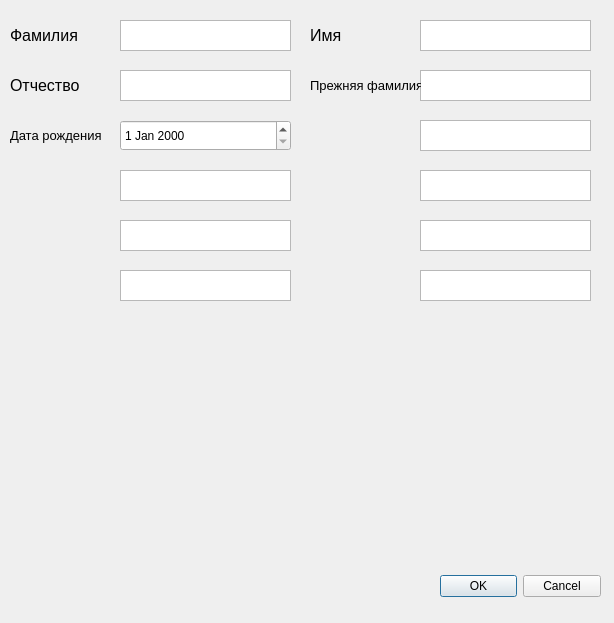
First picture: the form in form.ui, repository Kylich/AHvisa, before the edit.
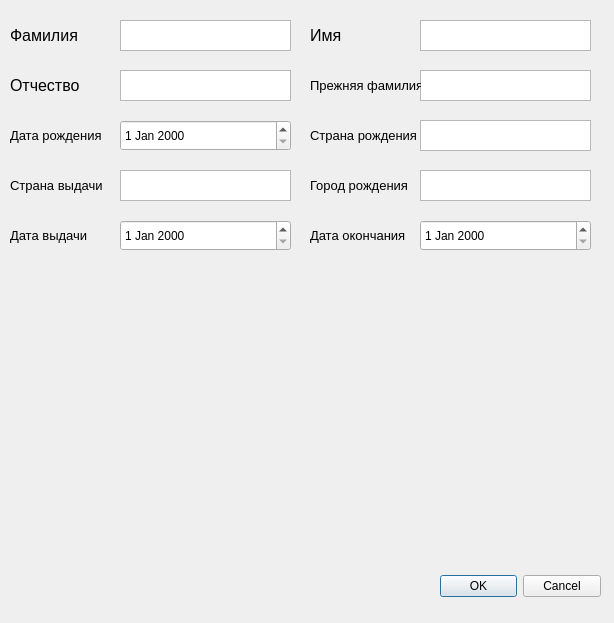
Second picture: the form after the edit.

```diff
--- a/form.ui
+++ b/form.ui
@@ -99,46 +99,6 @@
     </rect>
    </property>
   </widget>
-  <widget class="QTextBrowser" name="textBrowser_9">
-   <property name="geometry">
-    <rect>
-     <x>120</x>
-     <y>220</y>
-     <width>171</width>
-     <height>31</height>
-    </rect>
-   </property>
-  </widget>
-  <widget class="QTextBrowser" name="textBrowser_10">
-   <property name="geometry">
-    <rect>
-     <x>420</x>
-     <y>220</y>
-     <width>171</width>
-     <height>31</height>
-    </rect>
-   </property>
-  </widget>
-  <widget class="QTextBrowser" name="textBrowser_11">
-   <property name="geometry">
-    <rect>
-     <x>420</x>
-     <y>270</y>
-     <width>171</width>
-     <height>31</height>
-    </rect>
-   </property>
-  </widget>
-  <widget class="QTextBrowser" name="textBrowser_12">
-   <property name="geometry">
-    <rect>
-     <x>120</x>
-     <y>270</y>
-     <width>171</width>
-     <height>31</height>
-    </rect>
-   </property>
-  </widget>
   <widget class="QLabel" name="label_7">
    <property name="geometry">
     <rect>
@@ -239,6 +199,116 @@
     <string>Дата рождения</string>
    </property>
   </widget>
+  <widget class="QLabel" name="label_12">
+   <property name="geometry">
+    <rect>
+     <x>10</x>
+     <y>170</y>
+     <width>111</width>
+     <height>31</height>
+    </rect>
+   </property>
+   <property name="font">
+    <font>
+     <pointsize>10</pointsize>
+    </font>
+   </property>
+   <property name="text">
+    <string>Страна выдачи</string>
+   </property>
+  </widget>
+  <widget class="QLabel" name="label_13">
+   <property name="geometry">
+    <rect>
+     <x>10</x>
+     <y>220</y>
+     <width>111</width>
+     <height>31</height>
+    </rect>
+   </property>
+   <property name="font">
+    <font>
+     <pointsize>10</pointsize>
+    </font>
+   </property>
+   <property name="text">
+    <string>Дата выдачи</string>
+   </property>
+  </widget>
+  <widget class="QLabel" name="label_15">
+   <property name="geometry">
+    <rect>
+     <x>310</x>
+     <y>220</y>
+     <width>111</width>
+     <height>31</height>
+    </rect>
+   </property>
+   <property name="font">
+    <font>
+     <pointsize>10</pointsize>
+    </font>
+   </property>
+   <property name="text">
+    <string>Дата окончания</string>
+   </property>
+  </widget>
+  <widget class="QDateEdit" name="dateEdit_2">
+   <property name="geometry">
+    <rect>
+     <x>120</x>
+     <y>220</y>
+     <width>171</width>
+     <height>31</height>
+    </rect>
+   </property>
+  </widget>
+  <widget class="QDateEdit" name="dateEdit_4">
+   <property name="geometry">
+    <rect>
+     <x>420</x>
+     <y>220</y>
+     <width>171</width>
+     <height>31</height>
+    </rect>
+   </property>
+  </widget>
+  <widget class="QLabel" name="label_18">
+   <property name="geometry">
+    <rect>
+     <x>310</x>
+     <y>170</y>
+     <width>111</width>
+     <height>31</height>
+    </rect>
+   </property>
+   <property name="font">
+    <font>
+     <pointsize>10</pointsize>
+    </font>
+   </property>
+   <property name="text">
+    <string>Город рождения</string>
+   </property>
+  </widget>
+  <widget class="QLabel" name="label_16">
+   <property name="geometry">
+    <rect>
+     <x>310</x>
+     <y>120</y>
+     <width>111</width>
+     <height>31</height>
+    </rect>
+   </property>
+   <property name="font">
+    <font>
+     <pointsize>10</pointsize>
+    </font>
+   </property>
+   <property name="text">
+    <string>Страна рождения</string>
+   </property>
+  </widget>
  </widget>
  <resources/>
  <connections>
```
